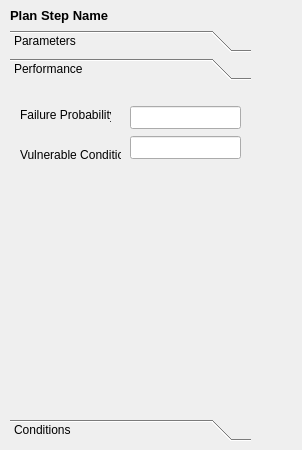
MHesham/CaseVisualizer, file PlanVisualizerWidget/PlanStepView.ui: the form before one commit.
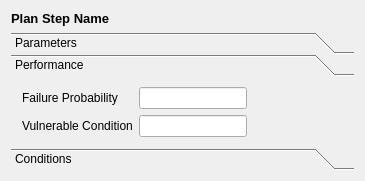
The form after the commit. The open tabs and pages were chosen to show the change.

Commit message: Make visualizer show maximized and improve its layout

```diff
--- a/PlanVisualizerWidget/PlanStepView.ui
+++ b/PlanVisualizerWidget/PlanStepView.ui
@@ -2,30 +2,69 @@
 <ui version="4.0">
  <class>PlanStepViewClass</class>
  <widget class="QWidget" name="PlanStepViewClass">
-  <property name="geometry">
-   <rect>
-    <x>0</x>
-    <y>0</y>
-    <width>302</width>
-    <height>450</height>
-   </rect>
+  <property name="sizePolicy">
+   <sizepolicy hsizetype="Fixed" vsizetype="Preferred">
+    <horstretch>0</horstretch>
+    <verstretch>0</verstretch>
+   </sizepolicy>
+  </property>
+  <property name="minimumSize">
+   <size>
+    <width>365</width>
+    <height>0</height>
+   </size>
   </property>
   <property name="windowTitle">
    <string>PlanStepView</string>
   </property>
+  <layout class="QGridLayout" name="gridLayout">
+   <property name="sizeConstraint">
+    <enum>QLayout::SetDefaultConstraint</enum>
+   </property>
+   <item row="0" column="0">
+    <layout class="QGridLayout" name="gridLayout_7">
+     <property name="sizeConstraint">
+      <enum>QLayout::SetDefaultConstraint</enum>
+     </property>
+     <item row="0" column="0">
+      <widget class="QLabel" name="lblPlanStep">
+       <property name="font">
+        <font>
+         <family>Tahoma</family>
+         <pointsize>10</pointsize>
+         <weight>75</weight>
+         <italic>false</italic>
+         <bold>true</bold>
+         <underline>false</underline>
+         <strikeout>false</strikeout>
+        </font>
+       </property>
+       <property name="text">
+        <string>Plan Step Name</string>
+       </property>
+       <property name="margin">
+        <number>4</number>
+       </property>
+       <property name="indent">
+        <number>0</number>
+       </property>
+      </widget>
+     </item>
+     <item row="1" column="0">
   <widget class="QToolBox" name="toolBox">
-   <property name="geometry">
-    <rect>
-     <x>10</x>
-     <y>30</y>
-     <width>241</width>
-     <height>411</height>
-    </rect>
+       <property name="sizePolicy">
+        <sizepolicy hsizetype="Preferred" vsizetype="Preferred">
+         <horstretch>0</horstretch>
+         <verstretch>0</verstretch>
+        </sizepolicy>
    </property>
    <property name="layoutDirection">
     <enum>Qt::LeftToRight</enum>
    </property>
    <property name="currentIndex">
+        <number>1</number>
+       </property>
+       <property name="tabSpacing">
     <number>0</number>
    </property>
    <widget class="QWidget" name="Parameters">
@@ -94,34 +133,42 @@
      <rect>
       <x>0</x>
       <y>0</y>
-      <width>241</width>
-      <height>330</height>
-     </rect>
-    </property>
+          <width>341</width>
+          <height>548</height>
+         </rect>
+        </property>
+        <property name="sizePolicy">
+         <sizepolicy hsizetype="Preferred" vsizetype="Preferred">
+          <horstretch>0</horstretch>
+          <verstretch>0</verstretch>
+         </sizepolicy>
+        </property>
     <attribute name="label">
      <string>Performance</string>
     </attribute>
-    <widget class="QLabel" name="lblVulnerableCondition">
-     <property name="geometry">
-      <rect>
-       <x>10</x>
-       <y>60</y>
-       <width>101</width>
-       <height>18</height>
-      </rect>
+        <layout class="QGridLayout" name="gridLayout_6">
+         <item row="0" column="0">
+          <layout class="QFormLayout" name="formLayout">
+           <item row="0" column="0">
+            <widget class="QLabel" name="lblFailureProbability">
+             <property name="sizePolicy">
+              <sizepolicy hsizetype="Fixed" vsizetype="Preferred">
+               <horstretch>0</horstretch>
+               <verstretch>0</verstretch>
+              </sizepolicy>
      </property>
      <property name="text">
-      <string>Vulnerable Condition</string>
-     </property>
-    </widget>
+              <string>Failure Probability</string>
+             </property>
+            </widget>
+           </item>
+           <item row="0" column="1">
     <widget class="QLineEdit" name="txtFailureProbability">
-     <property name="geometry">
-      <rect>
-       <x>120</x>
-       <y>20</y>
-       <width>111</width>
-       <height>23</height>
-      </rect>
+             <property name="sizePolicy">
+              <sizepolicy hsizetype="Fixed" vsizetype="Preferred">
+               <horstretch>0</horstretch>
+               <verstretch>0</verstretch>
+              </sizepolicy>
      </property>
      <property name="inputMask">
       <string notr="true">9999999999</string>
@@ -133,27 +180,27 @@
       <bool>true</bool>
      </property>
     </widget>
-    <widget class="QLabel" name="lblFailureProbability">
-     <property name="geometry">
-      <rect>
-       <x>10</x>
-       <y>20</y>
-       <width>91</width>
-       <height>18</height>
-      </rect>
+           </item>
+           <item row="1" column="0">
+            <widget class="QLabel" name="lblVulnerableCondition">
+             <property name="sizePolicy">
+              <sizepolicy hsizetype="Fixed" vsizetype="Preferred">
+               <horstretch>0</horstretch>
+               <verstretch>0</verstretch>
+              </sizepolicy>
      </property>
      <property name="text">
-      <string>Failure Probability</string>
-     </property>
-    </widget>
+              <string>Vulnerable Condition</string>
+             </property>
+            </widget>
+           </item>
+           <item row="1" column="1">
     <widget class="QLineEdit" name="txtVulnerableCondition">
-     <property name="geometry">
-      <rect>
-       <x>120</x>
-       <y>50</y>
-       <width>111</width>
-       <height>23</height>
-      </rect>
+             <property name="sizePolicy">
+              <sizepolicy hsizetype="Fixed" vsizetype="Preferred">
+               <horstretch>0</horstretch>
+               <verstretch>0</verstretch>
+              </sizepolicy>
      </property>
      <property name="inputMask">
       <string notr="true"/>
@@ -165,6 +212,10 @@
       <bool>false</bool>
      </property>
     </widget>
+           </item>
+          </layout>
+         </item>
+        </layout>
    </widget>
    <widget class="QWidget" name="Conditions">
     <property name="geometry">
@@ -178,38 +229,17 @@
     <attribute name="label">
      <string>Conditions</string>
     </attribute>
-   </widget>
-  </widget>
-  <widget class="QLabel" name="lblPlanStep">
-   <property name="geometry">
-    <rect>
-     <x>10</x>
-     <y>0</y>
-     <width>241</width>
-     <height>31</height>
-    </rect>
-   </property>
-   <property name="font">
-    <font>
-     <family>Tahoma</family>
-     <pointsize>10</pointsize>
-     <weight>75</weight>
-     <italic>false</italic>
-     <bold>true</bold>
-     <underline>false</underline>
-     <strikeout>false</strikeout>
-    </font>
-   </property>
-   <property name="text">
-    <string>Plan Step Name</string>
-   </property>
-   <property name="margin">
-    <number>4</number>
-   </property>
-   <property name="indent">
-    <number>0</number>
-   </property>
-  </widget>
+        <layout class="QGridLayout" name="gridLayout_5">
+         <item row="0" column="0">
+          <layout class="QGridLayout" name="gridLayout_4"/>
+         </item>
+        </layout>
+       </widget>
+      </widget>
+     </item>
+    </layout>
+   </item>
+  </layout>
  </widget>
  <layoutdefault spacing="6" margin="11"/>
  <resources/>
```
Left out of the diff: 63 changed lines with no effect on the pictures. Lines whose indentation alone changed are shown as unchanged. The commit also changes 9 other files.
